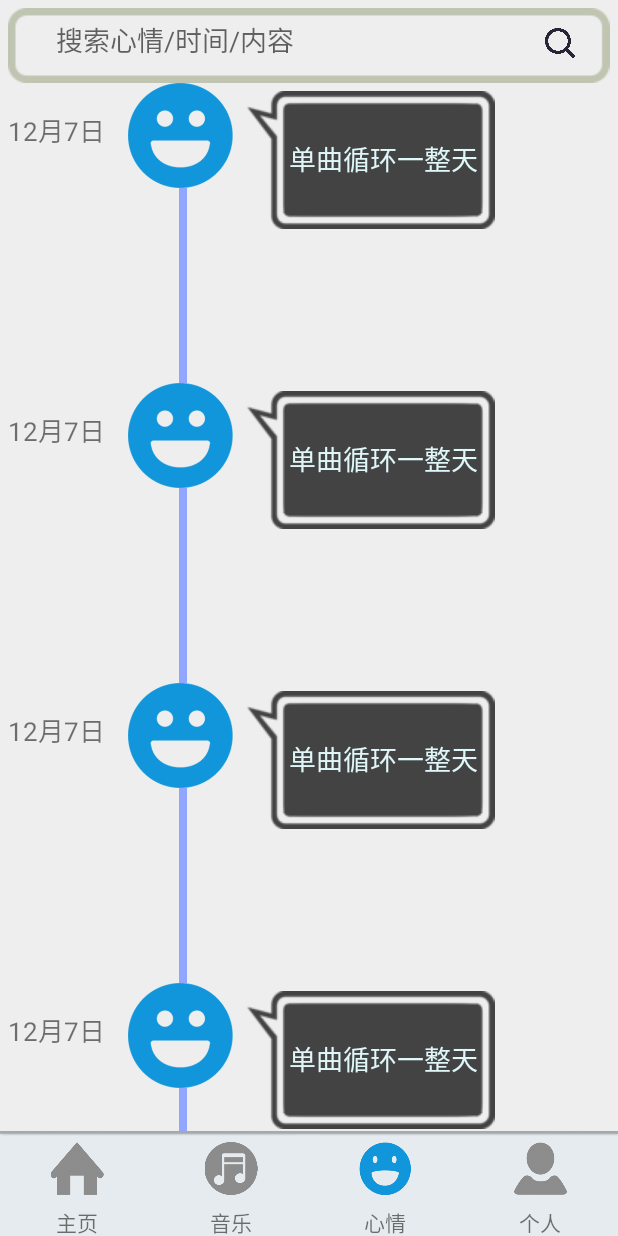
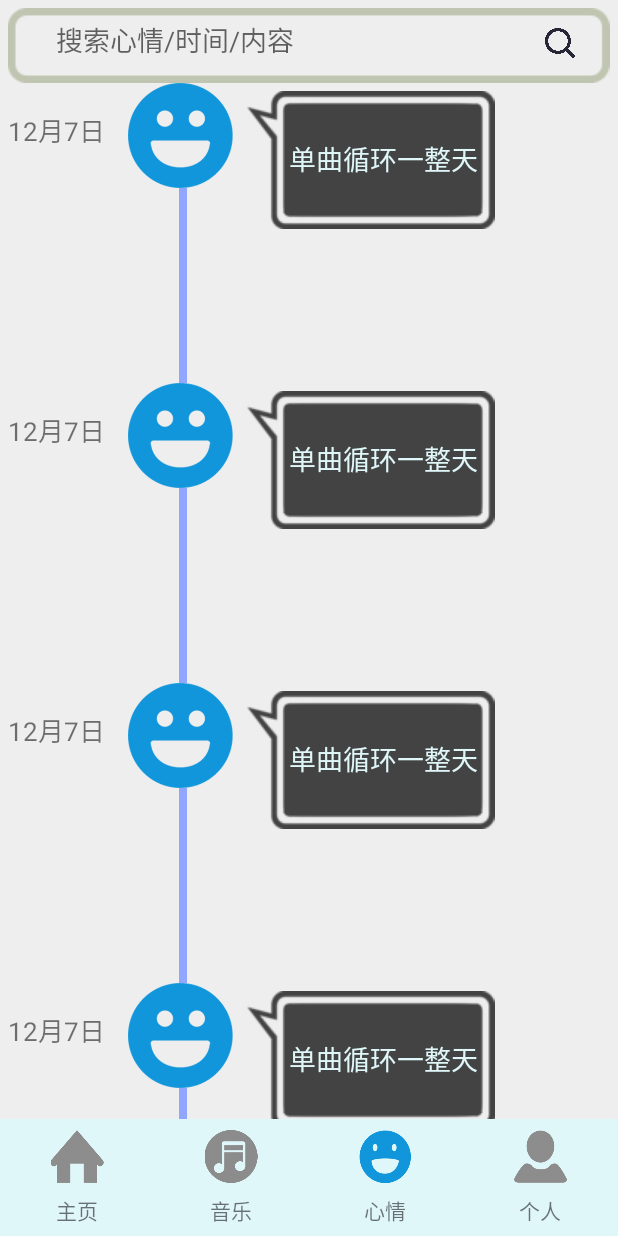
Before and after one commit to LeoGoTi/TaSays, an Android app: the HomeFragment screen opened directly, with no data from a screen before it, after a tap on "心情", on a phone screen of 412 x 824 dp. Run offline under Robolectric (Android 15) with nearby library versions, the phone set to English and light mode, and no system bars; libraries missing offline, so code that uses them is left out: cn.carbswang.android, me.relex.circleindicator; 8 statements that could not run were skipped; 2 other taps on this screen came first.

Commit message:
version18.3.18.4

```diff
--- a/app/src/main/AndroidManifest.xml
+++ b/app/src/main/AndroidManifest.xml
@@ -29,8 +29,7 @@
         <activity android:name=".WebActivity" />
         <activity android:name=".RegisterActivity"/>
         <activity
-            android:name=".MainActivity"
-            android:theme="@style/trans">
+            android:name=".MainActivity">
 
         </activity>
         <activity android:name=".TimePickerTest"></activity>
--- a/app/src/main/java/bupt/tasays/tasays/HomeFragment.java
+++ b/app/src/main/java/bupt/tasays/tasays/HomeFragment.java
@@ -81,7 +81,7 @@ public class HomeFragment extends Fragment {
                             resultSet.absolute(11);
                             tempContent = resultSet.getString("content");
                             tempCommentInfo = "在 "+resultSet.getString("singername")+"-"+resultSet.getString("songname")+" 后的热评";
-                            commentList.add(new Comment(tempContent, "T@", tempCommentInfo+"\n\n\n\n\n\n"));
+                            commentList.add(new Comment(tempContent, "T@", tempCommentInfo+""));
                             adapter.notifyDataSetChanged();
                         } catch (SQLException e) {
                             e.printStackTrace();
--- a/app/src/main/res/layout/main_layout.xml
+++ b/app/src/main/res/layout/main_layout.xml
@@ -1,16 +1,21 @@
-<FrameLayout xmlns:android="http://schemas.android.com/apk/res/android"
+<LinearLayout xmlns:android="http://schemas.android.com/apk/res/android"
     android:layout_width="match_parent"
     android:layout_height="match_parent"
-    android:orientation="vertical">
+    android:orientation="vertical"
+    android:fitsSystemWindows="true">
 
 
     <LinearLayout
         android:id="@+id/main_content"
         android:orientation="vertical"
         android:layout_width="match_parent"
-        android:layout_height="match_parent">
+        android:layout_height="0sp"
+        android:layout_weight="100">
 
     </LinearLayout>
 
-    <include layout="@layout/navigation_layout"/>
-</FrameLayout>
+    <include layout="@layout/navigation_layout"
+        android:layout_width="match_parent"
+        android:layout_height="70dp"
+        android:layout_weight="1" />
+</LinearLayout>
--- a/app/src/main/res/layout/navigation_layout.xml
+++ b/app/src/main/res/layout/navigation_layout.xml
@@ -3,7 +3,7 @@
     android:layout_width="match_parent"
     android:layout_height="70sp"
     android:layout_gravity="bottom"
-    android:background="@drawable/navigation"
+    android:background="@color/cyan50"
     android:baselineAligned="false">
 
     <LinearLayout
```
Also changed, not shown: app/src/main/java/bupt/tasays/list_adapter/CommentAdapter.java (+13 -5 lines), app/src/main/res/layout/comment_item.xml (+5 -3 lines), app/src/main/res/layout/home_layout.xml (+14 -5 lines), app/src/main/res/drawable/user_default.png (added).
